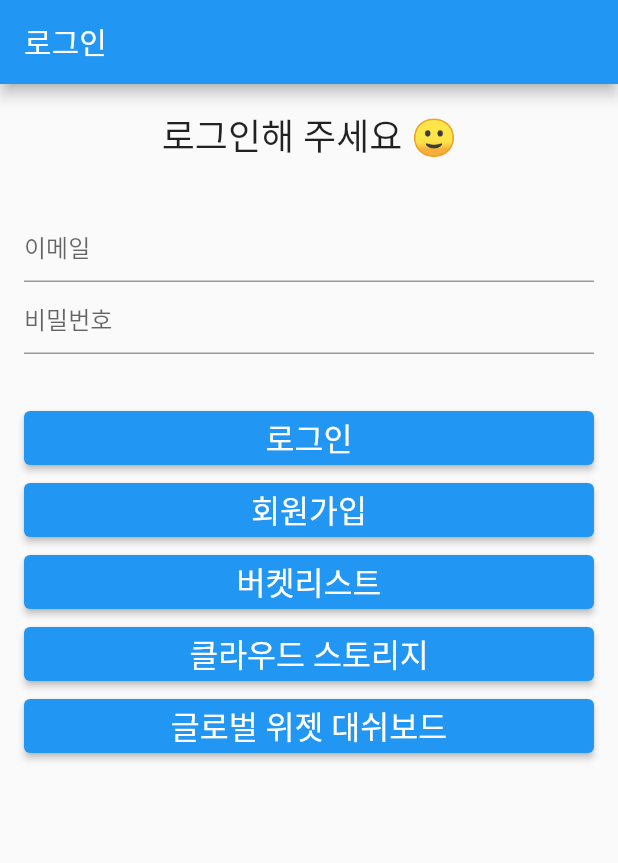
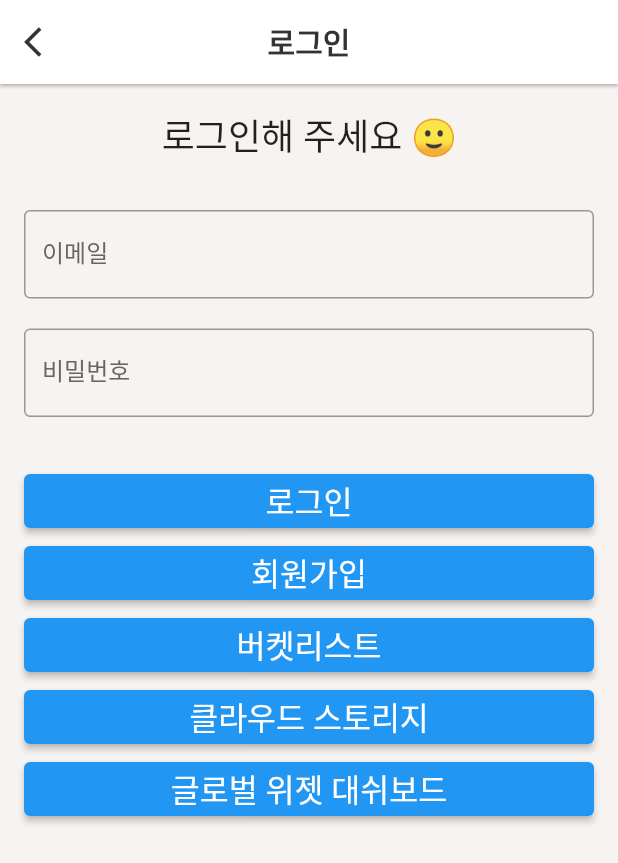
Before and after one commit to JuetEm/BetterCoach202, a Flutter app: the screen it shows after launch, on a phone screen of 412 x 824 dp. Shown: the top 863 px of the screen. Run offline on Flutter 3.47's test engine with Material 2 defaults, Android fonts, the phone set to English and light mode, and no system bars; our stand-ins replace cloud_firestore, firebase_auth, firebase_core, firebase_storage, table_calendar; accounts and stored records are empty; Roboto replaces fonts that are missing (Pretendard).

Commit message:
layout style change

```diff
--- a/lib/globalWidget.dart
+++ b/lib/globalWidget.dart
@@ -1,6 +1,7 @@
 import 'package:flutter/material.dart';
 import 'package:web_project/color.dart';
 import 'home.dart';
+import 'main.dart';
 import 'memberList.dart';
 
 import 'search.dart';
@@ -8,15 +9,64 @@ import 'color.dart';
 
 AppBar BaseAppBarMethod(BuildContext context, String pageName) {
   return AppBar(
-    title: Text(pageName),
+    elevation: 1,
+    backgroundColor: Palette.mainBackground,
+    title: Text(
+      pageName,
+      style: Theme.of(context).textTheme.bodyText1!.copyWith(
+            fontSize: 20.0,
+            fontWeight: FontWeight.bold,
+            color: Palette.gray33,
+          ),
+    ),
     centerTitle: true,
     leading: IconButton(
       onPressed: () {
         Navigator.pop(context);
       },
-      color: Colors.black,
+      color: Palette.gray33,
       icon: Icon(Icons.arrow_back_ios),
     ),
+  );
+}
+
+AppBar MainAppBarMethod(BuildContext context, String pageName) {
+  return AppBar(
+    elevation: 1,
+    backgroundColor: Palette.mainBackground,
+    title: Text(
+      pageName,
+      style: Theme.of(context).textTheme.bodyText1!.copyWith(
+            fontSize: 20.0,
+            fontWeight: FontWeight.bold,
+            color: Palette.gray33,
+          ),
+    ),
+    centerTitle: true,
+    // leading: IconButton(
+    //   onPressed: () {},
+    //   icon: Icon(Icons.calendar_month),
+    // ),
+    actions: [
+      IconButton(
+        onPressed: () {
+          print('profile');
+          // 로그인 페이지로 이동
+          Navigator.pushReplacement(
+            context,
+            MaterialPageRoute(builder: (context) => LoginPage()),
+          );
+        },
+        color: Palette.gray33,
+        icon: Icon(Icons.account_circle),
+      ),
+      // IconButton(
+      //   onPressed: () {
+      //     _openEndDrawer();
+      //   },
+      //   icon: Icon(Icons.menu),
+      // ),
+    ],
   );
 }
 
@@ -142,6 +192,53 @@ class _BaseTextFieldState extends State<BaseTextField> {
   }
 }
 
+class LoginTextField extends StatefulWidget {
+  const LoginTextField({
+    Key? key,
+    required this.customController,
+    required this.hint,
+    required this.width,
+    required this.height,
+    required this.customFunction,
+    required this.isSecure,
+  }) : super(key: key);
+
+  final TextEditingController customController;
+  final String hint;
+  final double width;
+  final double height;
+  final bool isSecure;
+  final Function customFunction;
+
+  @override
+  State<LoginTextField> createState() => _LoginTextFieldState();
+}
+
+class _LoginTextFieldState extends State<LoginTextField> {
+  @override
+  Widget build(BuildContext context) {
+    FocusNode myFocusNode = new FocusNode();
+    Color focusColor = Palette.buttonOrange;
+    Color normalColor = Palette.gray66;
+
+    return TextField(
+      controller: widget.customController,
+      obscureText: widget.isSecure, // 비밀번호여부
+      style: TextStyle(color: normalColor),
+      decoration: InputDecoration(
+        border: OutlineInputBorder(),
+        labelText: widget.hint,
+        labelStyle:
+            TextStyle(color: myFocusNode.hasFocus ? focusColor : normalColor),
+        focusColor: focusColor,
+        focusedBorder: OutlineInputBorder(
+          borderSide: BorderSide(color: focusColor, width: 2.0),
+        ),
+      ),
+    );
+  }
+}
+
 class BaseContainer extends StatelessWidget {
   const BaseContainer({
     Key? key,
--- a/lib/main.dart
+++ b/lib/main.dart
@@ -10,11 +10,14 @@ import 'auth_service.dart';
 import 'bucket_service.dart';
 import 'calendar_service.dart';
 import 'cloudStorage.dart';
+import 'color.dart';
 import 'firebase_options.dart';
 import 'global_service.dart';
 import 'home.dart';
 import 'lesson_service.dart';
+import 'memberList.dart';
 import 'member_service.dart';
+import 'globalWidget.dart';
 
 /// 브랜치 테스트
 /// /// 브랜치 테스트222
@@ -71,7 +74,8 @@ class _LoginPageState extends State<LoginPage> {
       builder: (context, authService, child) {
         final user = authService.currentUser();
         return Scaffold(
-          appBar: AppBar(title: Text("로그인")),
+          backgroundColor: Palette.secondaryBackground,
+          appBar: BaseAppBarMethod(context, "로그인"),
           body: SingleChildScrollView(
             padding: const EdgeInsets.all(16),
             child: Column(
@@ -89,17 +93,26 @@ class _LoginPageState extends State<LoginPage> {
                 SizedBox(height: 32),
 
                 /// 이메일
-                TextField(
-                  controller: emailController,
-                  decoration: InputDecoration(hintText: "이메일"),
+                LoginTextField(
+                  customController: emailController,
+                  hint: "이메일",
+                  width: 100,
+                  height: 100,
+                  customFunction: () {},
+                  isSecure: false,
+                ),
+                SizedBox(height: 20),
+
+                /// 비밀번호
+                LoginTextField(
+                  customController: passwordController,
+                  hint: "비밀번호",
+                  width: 100,
+                  height: 100,
+                  customFunction: () {},
+                  isSecure: false,
                 ),
 
-                /// 비밀번호
-                TextField(
-                  controller: passwordController,
-                  obscureText: true, // 비밀번호 안보이게
-                  decoration: InputDecoration(hintText: "비밀번호"),
-                ),
                 SizedBox(height: 32),
 
                 /// 로그인 버튼
@@ -118,7 +131,7 @@ class _LoginPageState extends State<LoginPage> {
                         // 로그인 성공시 Home로 이동
                         Navigator.pushReplacement(
                           context,
-                          MaterialPageRoute(builder: (_) => Home()),
+                          MaterialPageRoute(builder: (_) => MemberList()),
                         );
                       },
                       onError: (err) {
```
Also changed, not shown: lib/memberInfo.dart (+27 -3 lines), lib/memberList.dart (+34 -36 lines), lib/sign_up.dart (+4 -10 lines).
